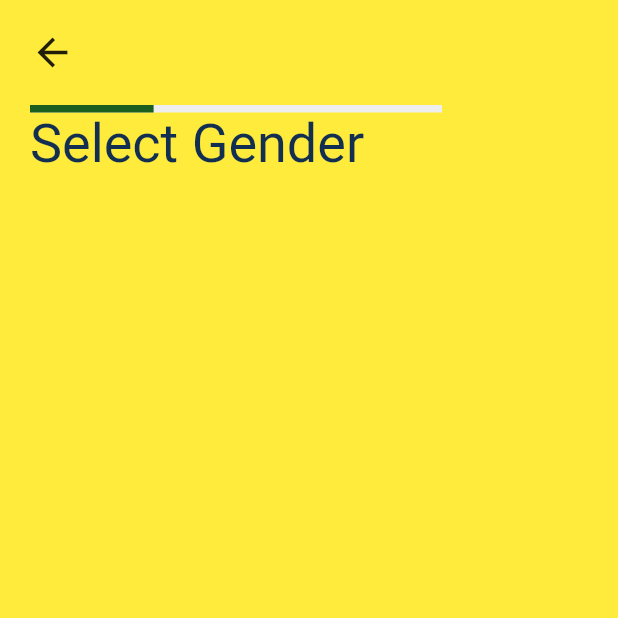
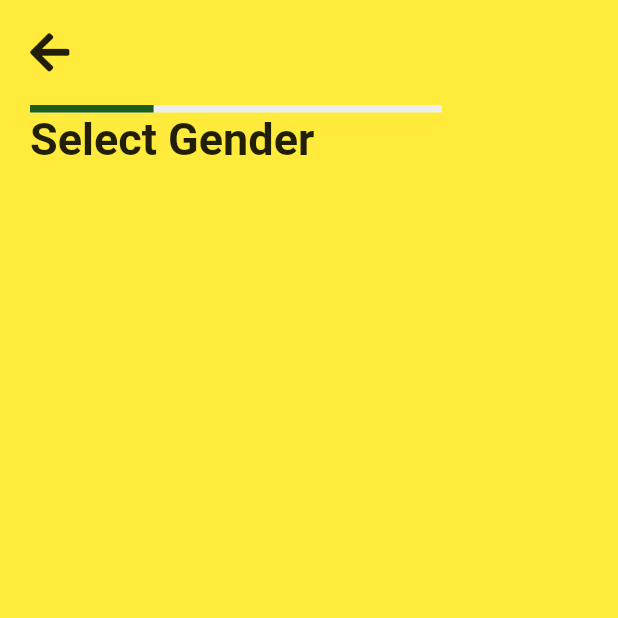
Before and after one commit to sajibAdhi/pencilbox_ui_app_batch21, a Flutter app: the screen it shows after launch, on a phone screen of 412 x 824 dp, the top half of it. Run offline on Flutter 3.47's test engine with Material 2 defaults, Android fonts, the phone set to English and light mode, and no system bars; our stand-ins replace font_awesome_flutter.

```diff
--- a/lib/widgets/custom_back_button.dart
+++ b/lib/widgets/custom_back_button.dart
@@ -1,4 +1,5 @@
 import 'package:flutter/material.dart';
+import 'package:font_awesome_flutter/font_awesome_flutter.dart';
 
 class CustomBackButton extends StatelessWidget {
   const CustomBackButton({Key? key}) : super(key: key);
@@ -11,9 +12,10 @@
       },
       child: new Container(
         padding: EdgeInsets.symmetric(vertical: 20),
-        child: Icon(
-          Icons.arrow_back,
+        child: FaIcon(
+          FontAwesomeIcons.arrowLeft,
           size: 30,
+          color: Colors.black87,
         ),
       ),
     );
--- a/lib/widgets/custom_title.dart
+++ b/lib/widgets/custom_title.dart
@@ -10,8 +10,8 @@
       child: Text(
         title,
         style: TextStyle(
-          fontSize: 36,
-          color: Color(0xFF122F51),
+          fontSize: 30,
+          fontWeight: FontWeight.bold,
         ),
       ),
     );
```
Also changed, not shown: lib/widgets/custom_linear_progress_indecator.dart (added, +25 -0 lines).
